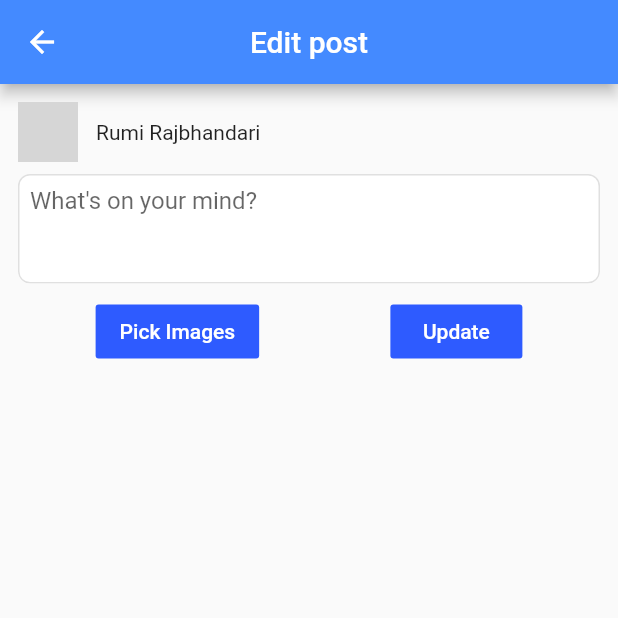
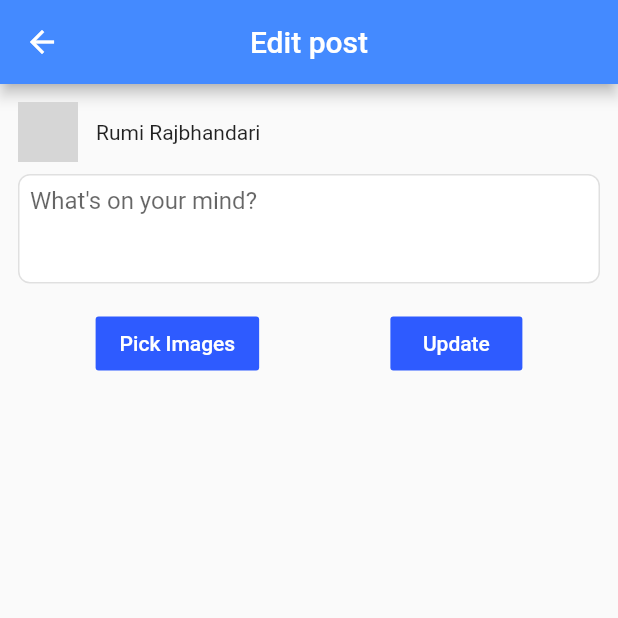
Before and after one commit to RumiRajbhandari/MyFacebook, a Flutter app: the EditPostScreen screen opened directly with empty values, on a phone screen of 412 x 824 dp, the top half of it. Run offline on Flutter 3.47's test engine with Material 2 defaults, Android fonts, the phone set to English and light mode, and no system bars; our stand-ins replace get_it, toast; missing offline and left inert: multi_image_picker; network calls fail; grey boxes are pictures that could not be loaded.

```diff
--- a/lib/remote/home_remote.dart
+++ b/lib/remote/home_remote.dart
@@ -1,6 +1,8 @@
 import 'package:my_facebook/data/model/home_remote_model.dart';
+import 'package:my_facebook/data/model/post.dart';
 
 abstract class HomeRemote{
   Future<HomeRemoteModel> fetchHomeScreenData();
+  Future<List<Post>> fetchMorePostData(int limit,int offet);
 
 }
--- a/lib/repository/home_repository.dart
+++ b/lib/repository/home_repository.dart
@@ -1,5 +1,7 @@
 import 'package:my_facebook/data/model/home_remote_model.dart';
+import 'package:my_facebook/data/model/post.dart';
 
 abstract class HomeRepository {
   Future<HomeRemoteModel> fetchHomeScreenData();
+  Future<List<Post>> fetchMorePostData(int limit, int offset);
 }
--- a/lib/repository/home_repository_impl.dart
+++ b/lib/repository/home_repository_impl.dart
@@ -1,4 +1,5 @@
 import 'package:my_facebook/data/model/home_remote_model.dart';
+import 'package:my_facebook/data/model/post.dart';
 import 'package:my_facebook/di/service_locator.dart';
 import 'package:my_facebook/remote/home_remote.dart';
 import 'package:my_facebook/repository/home_repository.dart';
@@ -10,4 +11,9 @@ class HomeRepositoryImpl implements HomeRepository {
   Future<HomeRemoteModel> fetchHomeScreenData() {
     return _homeRemote.fetchHomeScreenData();
   }
+
+  @override
+  Future<List<Post>> fetchMorePostData(int limit, int offset) {
+    return _homeRemote.fetchMorePostData(limit, offset);
+  }
 }
--- a/lib/screens/edit_post/edit_post_screen.dart
+++ b/lib/screens/edit_post/edit_post_screen.dart
@@ -8,7 +8,6 @@ import 'package:my_facebook/res/color.dart';
 import 'package:my_facebook/res/strings.dart';
 import 'package:my_facebook/screens/home/bg_item.dart';
 import 'package:my_facebook/screens/home/profile_avatar.dart';
-import 'package:my_facebook/view_model/posts_view_model.dart';
 import 'package:toast/toast.dart';
 
 class EditPostScreen extends StatefulWidget {
@@ -23,7 +22,6 @@ class EditPostScreen extends StatefulWidget {
 
 class _EditPostScreenState extends State<EditPostScreen> {
   List<Asset> imageAssets = List<Asset>();
-  final PostViewModel viewModel = PostViewModel();
   String updatedStatus;
 
   Future getImage() async {
@@ -39,18 +37,20 @@ class _EditPostScreenState extends State<EditPostScreen> {
 
   @override
   Widget build(BuildContext context) {
+    var imageList = widget.post.imageList;
+
     return Scaffold(
         appBar: AppBar(
           backgroundColor: Colors.blueAccent,
           title: Text(Strings.editPost),
           centerTitle: true,
         ),
-        body: SingleChildScrollView(
-          child: Container(
-            padding: EdgeInsets.all(12),
-            child: Column(
-              children: [
-                Row(
+        body: Container(
+          margin: EdgeInsets.all(12),
+          child: CustomScrollView(
+            slivers: [
+              SliverToBoxAdapter(
+                child: Row(
                   children: [
                     ProfileAvatar(),
                     const SizedBox(
@@ -59,8 +59,10 @@ class _EditPostScreenState extends State<EditPostScreen> {
                     Expanded(child: Text('Rumi Rajbhandari')),
                   ],
                 ),
-                BgItem(
-                  margin: const EdgeInsets.only(top: 8),
+              ),
+              SliverToBoxAdapter(
+                child: BgItem(
+                  margin: const EdgeInsets.only(top: 8, bottom: 8),
                   padding: const EdgeInsets.all(8),
                   child: TextField(
                       maxLines: 3,
@@ -73,27 +75,16 @@ class _EditPostScreenState extends State<EditPostScreen> {
                           text: widget.post.status,
                           selection: TextSelection.collapsed(offset: widget.post.status.length)))),
                 ),
-                _getGridView(),
-                _getButtons()
-              ],
-            ),
+              ),
+              SliverGrid(
+                  gridDelegate: SliverGridDelegateWithFixedCrossAxisCount(crossAxisCount: 3),
+                  delegate: SliverChildBuilderDelegate((context, index) {
+                    return _getSingleImageView(imageList[index]);
+                  }, childCount: imageList.length)),
+              SliverToBoxAdapter(child: _getButtons())
+            ],
           ),
         ));
-  }
-
-  Widget _getGridView() {
-    var imageList = widget.post.imageList;
-    return (imageList == null || imageList.length < 1)
-        ? SizedBox.shrink()
-        : GridView.count(
-            physics: NeverScrollableScrollPhysics(),
-            padding: EdgeInsets.only(top: 20),
-            shrinkWrap: true,
-            crossAxisCount: 3,
-            children: List.generate(imageList.length, (index) {
-              return _getSingleImageView(imageList[index]);
-            }),
-          );
   }
 
   Widget _getButtons() {
@@ -117,7 +108,7 @@ class _EditPostScreenState extends State<EditPostScreen> {
             onPressed: () {
               if ((updatedStatus != null && updatedStatus != widget.post.status) ||
                   imageAssets.length > 0) {
-                widget.post.status = updatedStatus;
+                widget.post.status = updatedStatus ?? widget.post.status;
                 widget.onEdit(widget.post);
               } else {
                 Toast.show(Strings.pleaseEditPostBeforeUpdating, context);
--- a/lib/screens/home/add_post_container.dart
+++ b/lib/screens/home/add_post_container.dart
@@ -4,8 +4,6 @@ import 'package:my_facebook/res/strings.dart';
 import 'package:my_facebook/screens/add_post/add_post_screen.dart';
 import 'package:my_facebook/screens/home/bg_item.dart';
 import 'package:my_facebook/screens/home/profile_avatar.dart';
-import 'package:my_facebook/view_model/posts_view_model.dart';
-import 'package:provider/provider.dart';
 
 class AddPostContainer extends StatelessWidget {
   final void Function(Post post) onAdd;
@@ -14,9 +12,6 @@ class AddPostContainer extends StatelessWidget {
 
   @override
   Widget build(BuildContext context) {
-    return ChangeNotifierProvider<PostViewModel>(
-        create: (context) => PostViewModel(),
-        builder: (context, _) {
     return BgItem(
       padding: EdgeInsets.all(12),
       margin: EdgeInsets.fromLTRB(8, 8, 8, 0),
@@ -48,6 +43,5 @@ class AddPostContainer extends StatelessWidget {
         ],
       ),
     );
-        });
   }
 }
```
Also changed, not shown: lib/remote/home_remote_impl.dart (+7 -0 lines), lib/screens/add_post/add_post_screen.dart (+20 -23 lines), lib/screens/home/home_screen.dart (+38 -5 lines), lib/view_model/posts_view_model.dart (+32 -12 lines). Lines whose indentation alone changed are shown as unchanged.
